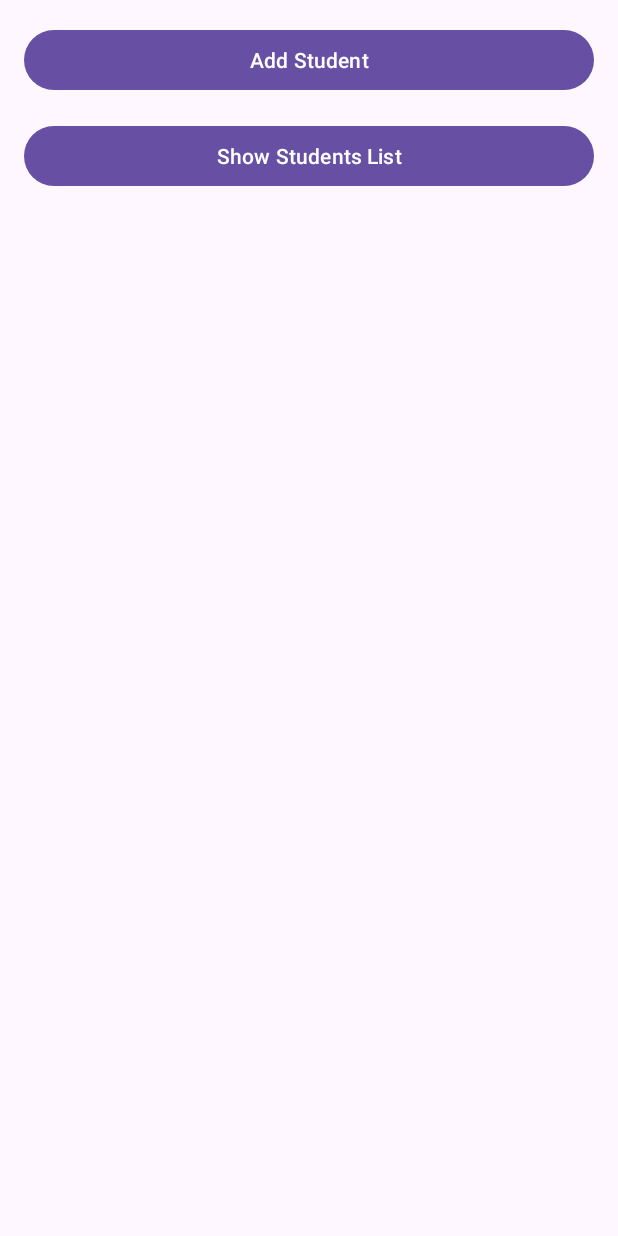
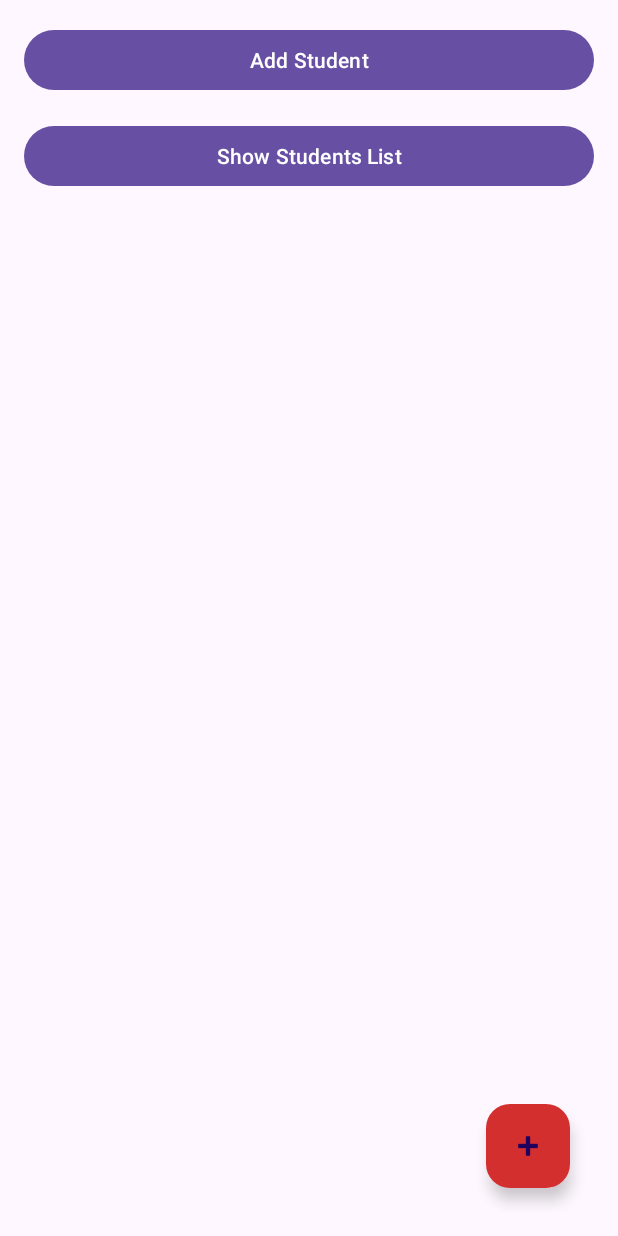
Before and after one commit to smf2813/SammysStudentApp, an Android app: the layout activity_main.xml on its own in the app's theme, with its tools: preview values and no code run, on a phone screen of 412 x 824 dp. Run offline under Robolectric (Android 15) with nearby library versions, the phone set to English and light mode, and no system bars.

Commit message:
Updated UI: added FloatingActionButton and card-style student list

```diff
--- a/app/build.gradle.kts
+++ b/app/build.gradle.kts
@@ -42,6 +42,7 @@ dependencies {
     implementation(libs.material)
     implementation(libs.androidx.activity)
     implementation(libs.androidx.constraintlayout)
+    implementation("androidx.cardview:cardview:1.0.0")
     testImplementation(libs.junit)
     androidTestImplementation(libs.androidx.junit)
     androidTestImplementation(libs.androidx.espresso.core)
--- a/app/src/main/res/layout/activity_main.xml
+++ b/app/src/main/res/layout/activity_main.xml
@@ -7,6 +7,7 @@
     android:layout_height="match_parent"
     android:padding="16dp">
 
+    <!-- Add Student Button -->
     <Button
         android:id="@+id/main_acitivity_add_student_button"
         android:layout_width="0dp"
@@ -16,6 +17,7 @@
         app:layout_constraintStart_toStartOf="parent"
         app:layout_constraintEnd_toEndOf="parent" />
 
+    <!-- Show Students Button -->
     <Button
         android:id="@+id/main_activity_show_students_button"
         android:layout_width="0dp"
@@ -26,4 +28,17 @@
         app:layout_constraintEnd_toEndOf="parent"
         android:layout_marginTop="16dp" />
 
+    <!-- Floating Add Button (Red FAB) -->
+    <com.google.android.material.floatingactionbutton.FloatingActionButton
+        android:id="@+id/btnAddStudent"
+        android:layout_width="wrap_content"
+        android:layout_height="wrap_content"
+        android:contentDescription="Add Student"
+        android:src="@android:drawable/ic_input_add"
+        android:tint="@color/white"
+        android:backgroundTint="@color/colorAccent"
+        app:layout_constraintBottom_toBottomOf="parent"
+        app:layout_constraintEnd_toEndOf="parent"
+        android:layout_margin="16dp" />
+
 </androidx.constraintlayout.widget.ConstraintLayout>
--- a/gradle/libs.versions.toml
+++ b/gradle/libs.versions.toml
@@ -1,5 +1,5 @@
 [versions]
-agp = "8.7.1"
+agp = "8.9.1"
 kotlin = "1.9.24"
 coreKtx = "1.15.0"
 junit = "4.13.2"
```
Also changed, not shown: app/src/main/res/layout/student_item.xml (added, +41 -0 lines), app/src/main/res/values/colors.xml (+6 -3 lines), gradle/wrapper/gradle-wrapper.properties.
